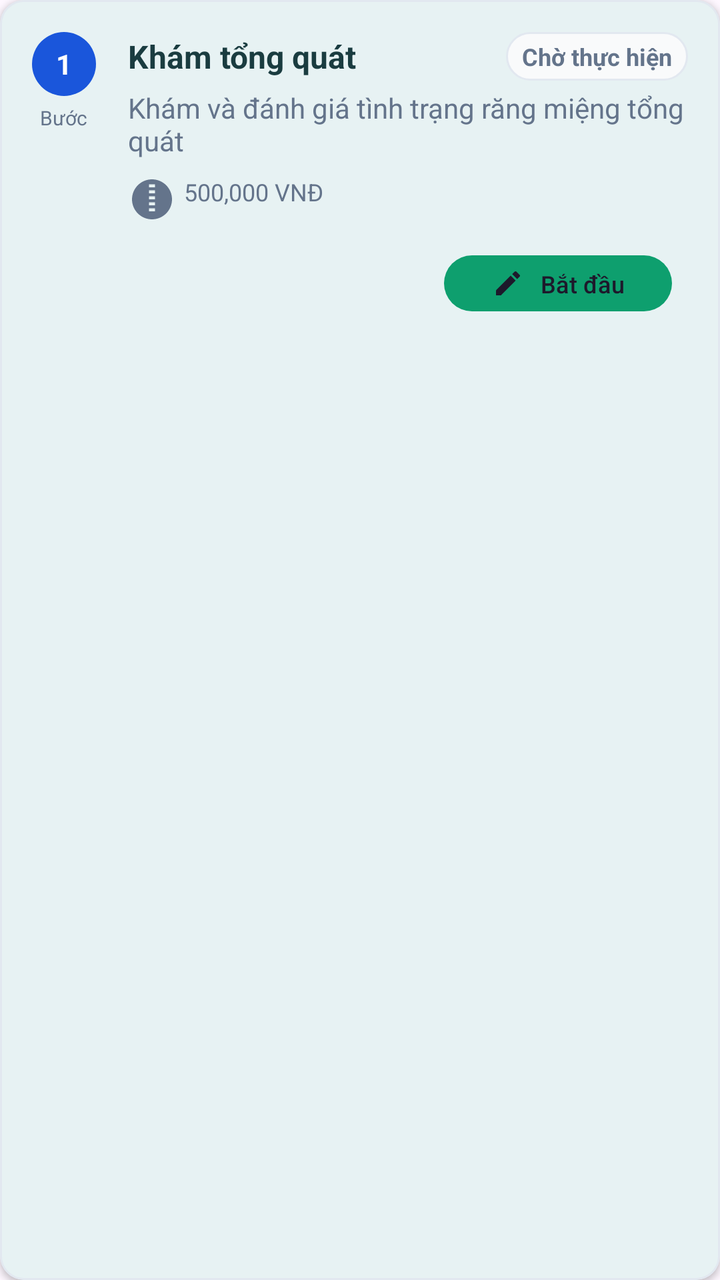
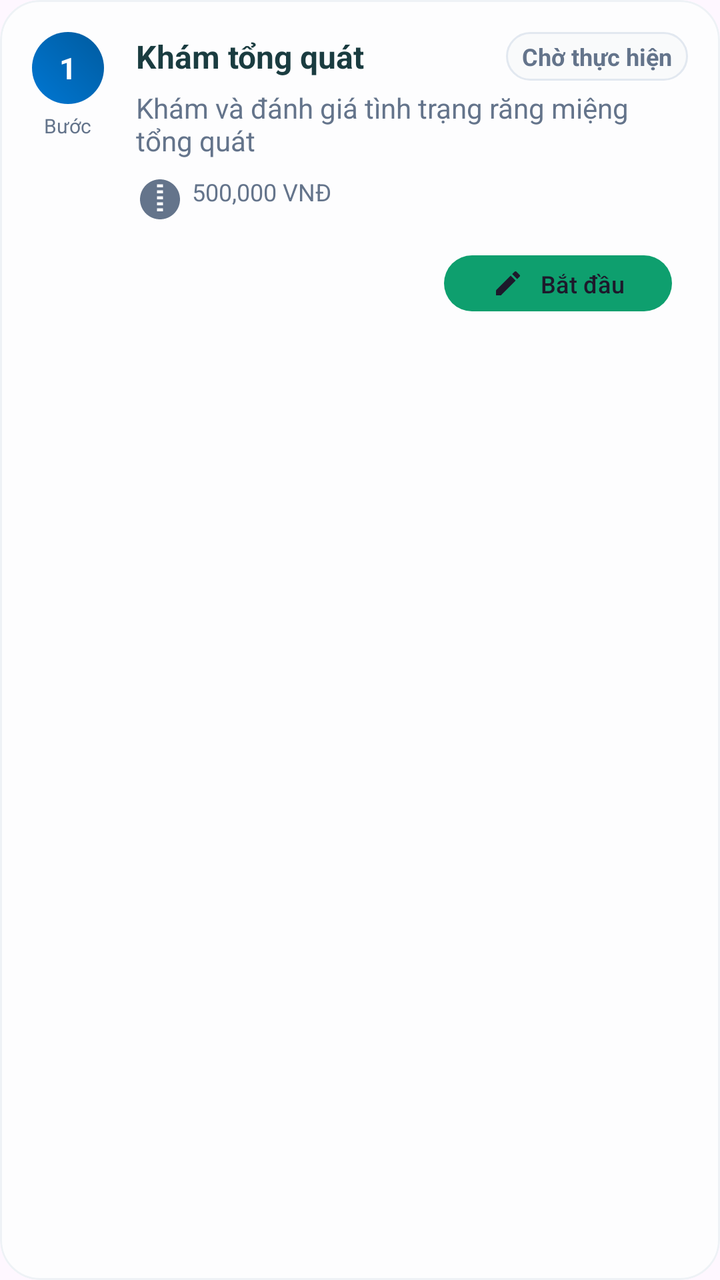

The first picture is an Android layout as it rendered before a commit; the second is the same layout after the commit. The layout source and the unified diff follow.
<!-- AndroidManifest.xml: application theme Theme.Mobile_android -->
<!-- res/layout/item_treatment_step.xml -->
<?xml version="1.0" encoding="utf-8"?>
<com.google.android.material.card.MaterialCardView xmlns:android="http://schemas.android.com/apk/res/android"
    xmlns:app="http://schemas.android.com/apk/res-auto"
    android:id="@+id/cardStep"
    android:layout_width="match_parent"
    android:layout_height="wrap_content"
    android:layout_marginBottom="8dp"
    app:cardCornerRadius="12dp"
    app:cardElevation="2dp"
    app:strokeWidth="1dp"
    app:strokeColor="@color/border_gray">

    <LinearLayout
        android:layout_width="match_parent"
        android:layout_height="wrap_content"
        android:orientation="horizontal"
        android:padding="16dp">

        
        <LinearLayout
            android:layout_width="wrap_content"
            android:layout_height="wrap_content"
            android:orientation="vertical"
            android:gravity="center"
            android:layout_marginEnd="16dp">

            <TextView
                android:id="@+id/tvStepNumber"
                android:layout_width="32dp"
                android:layout_height="32dp"
                android:background="@drawable/circle_background"
                android:backgroundTint="@color/primary_trust_blue"
                android:gravity="center"
                android:text="1"
                android:textColor="@android:color/white"
                android:textSize="14sp"
                android:textStyle="bold" />

            <TextView
                android:layout_width="wrap_content"
                android:layout_height="wrap_content"
                android:text="Bước"
                android:textSize="10sp"
                android:textColor="@color/text_secondary"
                android:layout_marginTop="4dp" />

        </LinearLayout>

        
        <LinearLayout
            android:layout_width="0dp"
            android:layout_height="wrap_content"
            android:layout_weight="1"
            android:orientation="vertical">

            
            <LinearLayout
                android:layout_width="match_parent"
                android:layout_height="wrap_content"
                android:orientation="horizontal"
                android:gravity="center_vertical"
                android:layout_marginBottom="4dp">

                <TextView
                    android:id="@+id/tvServiceName"
                    android:layout_width="0dp"
                    android:layout_height="wrap_content"
                    android:layout_weight="1"
                    android:text="Khám tổng quát"
                    android:textSize="16sp"
                    android:textStyle="bold"
                    android:textColor="@color/text_primary" />

                <TextView
                    android:id="@+id/tvStatus"
                    android:layout_width="wrap_content"
                    android:layout_height="wrap_content"
                    android:background="@drawable/status_badge_background"
                    android:paddingHorizontal="8dp"
                    android:paddingVertical="4dp"
                    android:text="Chờ thực hiện"
                    android:textSize="12sp"
                    android:textStyle="bold"
                    android:textColor="@color/text_secondary" />

            </LinearLayout>

            
            <TextView
                android:id="@+id/tvStepDescription"
                android:layout_width="match_parent"
                android:layout_height="wrap_content"
                android:text="Khám và đánh giá tình trạng răng miệng tổng quát"
                android:textSize="14sp"
                android:textColor="@color/text_secondary"
                android:layout_marginBottom="8dp" />

            
            <LinearLayout
                android:layout_width="match_parent"
                android:layout_height="wrap_content"
                android:orientation="horizontal"
                android:gravity="center_vertical"
                android:layout_marginBottom="12dp">

                
                <TextView
                    android:id="@+id/tvToothNumber"
                    android:layout_width="wrap_content"
                    android:layout_height="wrap_content"
                    android:text="Răng 16"
                    android:textSize="12sp"
                    android:textColor="@color/text_secondary"
                    android:drawableStart="@drawable/ic_tooth"
                    android:drawablePadding="4dp"
                    android:layout_marginEnd="16dp"
                    app:drawableTint="@color/text_secondary"
                    android:visibility="gone" />

                
                <TextView
                    android:id="@+id/tvActualPrice"
                    android:layout_width="wrap_content"
                    android:layout_height="wrap_content"
                    android:text="500,000 VNĐ"
                    android:textSize="12sp"
                    android:textColor="@color/text_secondary"
                    android:drawableStart="@drawable/ic_money"
                    android:drawablePadding="4dp"
                    app:drawableTint="@color/text_secondary" />

            </LinearLayout>

            
            <LinearLayout
                android:layout_width="match_parent"
                android:layout_height="wrap_content"
                android:orientation="horizontal"
                android:gravity="end">

                <com.google.android.material.button.MaterialButton
                    android:id="@+id/btnEdit"
                    style="@style/Widget.Material3.Button.TonalButton"
                    android:layout_width="wrap_content"
                    android:layout_height="36dp"
                    android:text="Bắt đầu"
                    android:textSize="12sp"
                    android:layout_marginEnd="8dp"
                    app:backgroundTint="@color/secondary_calm_teal"
                    app:icon="@drawable/ic_edit"
                    app:iconSize="16dp" />

                <com.google.android.material.button.MaterialButton
                    android:id="@+id/btnComplete"
                    style="@style/Widget.Material3.Button.TonalButton"
                    android:layout_width="wrap_content"
                    android:layout_height="36dp"
                    android:text="Hoàn thành"
                    android:textSize="12sp"
                    app:backgroundTint="@color/success_green"
                    app:icon="@drawable/ic_check"
                    app:iconSize="16dp"
                    android:visibility="gone" />

            </LinearLayout>

        </LinearLayout>

    </LinearLayout>

</com.google.android.material.card.MaterialCardView>
<!-- resources referenced by this layout -->
<resources>
  <color name="border_gray">#E2E8F0</color>
  <color name="primary_trust_blue">#1A56DB</color>
  <color name="secondary_calm_teal">#0E9F6E</color>
  <color name="success_green">#10B981</color>
  <color name="text_primary">#1A3C40</color>
  <color name="text_secondary">#64748B</color>
  <!-- drawable circle_background (drawable) -->
  <?xml version="1.0" encoding="utf-8"?>
  <shape xmlns:android="http://schemas.android.com/apk/res/android"
      android:shape="oval">
      <solid android:color="@color/primary_trust_blue" />
  </shape>
  <!-- drawable ic_check (drawable) -->
  <?xml version="1.0" encoding="utf-8"?>
  <vector xmlns:android="http://schemas.android.com/apk/res/android"
      android:width="24dp"
      android:height="24dp"
      android:viewportWidth="24"
      android:viewportHeight="24">
      <path
          android:fillColor="@android:color/black"
          android:pathData="M9,16.17L4.83,12L3.41,13.41L9,19L21,7L19.59,5.59L9,16.17Z" />
  </vector>
  <!-- drawable ic_edit (drawable) -->
  <?xml version="1.0" encoding="utf-8"?>
  <vector xmlns:android="http://schemas.android.com/apk/res/android"
      android:width="24dp"
      android:height="24dp"
      android:viewportWidth="24"
      android:viewportHeight="24">
      <path
          android:fillColor="@android:color/black"
          android:pathData="M3,17.25V21H6.75L17.81,9.94L14.06,6.19L3,17.25ZM20.71,7.04C21.1,6.65 21.1,6.02 20.71,5.63L18.37,3.29C17.98,2.9 17.35,2.9 16.96,3.29L15.13,5.12L18.88,8.87L20.71,7.04Z" />
  </vector>
  <!-- drawable ic_money (drawable) -->
  <?xml version="1.0" encoding="utf-8"?>
  <vector xmlns:android="http://schemas.android.com/apk/res/android"
      android:width="24dp"
      android:height="24dp"
      android:viewportWidth="24"
      android:viewportHeight="24">
      <path
          android:fillColor="@android:color/black"
          android:pathData="M12,2C6.48,2 2,6.48 2,12C2,17.52 6.48,22 12,22C17.52,22 22,17.52 22,12C22,6.48 17.52,2 12,2ZM13.5,18H10.5V16.5H13.5V18ZM13.5,15H10.5V13.5H13.5V15ZM13.5,12H10.5V10.5H13.5V12ZM13.5,9H10.5V7.5H13.5V9ZM13.5,6H10.5V4.5H13.5V6Z" />
  </vector>
  <!-- drawable ic_tooth (drawable) -->
  <?xml version="1.0" encoding="utf-8"?>
  <vector xmlns:android="http://schemas.android.com/apk/res/android"
      android:width="24dp"
      android:height="24dp"
      android:viewportWidth="24"
      android:viewportHeight="24">
      <path
          android:fillColor="@android:color/black"
          android:pathData="M12,2C10.9,2 10,2.9 10,4V6C10,7.1 10.9,8 12,8C13.1,8 14,7.1 14,6V4C14,2.9 13.1,2 12,2ZM8,6C6.9,6 6,6.9 6,8V12C6,15.3 8.7,18 12,18C15.3,18 18,15.3 18,12V8C18,6.9 17.1,6 16,6H8ZM8,8H16V12C16,14.2 14.2,16 12,16C9.8,16 8,14.2 8,12V8ZM10,10V14H12V10H10ZM14,10V14H16V10H14Z" />
  </vector>
  <!-- drawable status_badge_background (drawable) -->
  <?xml version="1.0" encoding="utf-8"?>
  <shape xmlns:android="http://schemas.android.com/apk/res/android"
      android:shape="rectangle">
      <solid android:color="@color/background_gray" />
      <corners android:radius="12dp" />
      <stroke android:width="1dp" android:color="@color/border_gray" />
  </shape>
  <style name="Theme.Mobile_android" parent="Base.Theme.Toothly" />
  <color name="background_gray">#F9FAFB</color>
  <style name="Base.Theme.Toothly" parent="Theme.Material3.Light.NoActionBar">
          <item name="android:statusBarColor">@color/toothly_pearl</item>
          <item name="android:navigationBarColor">@color/toothly_pearl</item>
          <item name="android:windowLightStatusBar">true</item>
          <item name="colorPrimary">@color/toothly_teal</item>
          <item name="colorSurface">@color/toothly_pearl</item>
      </style>
  <color name="toothly_pearl">#f8fafc</color>
  <color name="toothly_teal">#0d9488</color>
</resources>

<!-- the commit's change to res/layout/item_treatment_step.xml (unified diff, before → after) -->
@@ -4,11 +4,12 @@
     android:id="@+id/cardStep"
     android:layout_width="match_parent"
     android:layout_height="wrap_content"
-    android:layout_marginBottom="8dp"
-    app:cardCornerRadius="12dp"
-    app:cardElevation="2dp"
+    android:layout_marginBottom="12dp"
+    app:cardCornerRadius="20dp"
+    app:cardElevation="0dp"
     app:strokeWidth="1dp"
-    app:strokeColor="@color/border_gray">
+    app:strokeColor="#EEF2F6"
+    app:cardBackgroundColor="#FDFDFE">
 
     <LinearLayout
         android:layout_width="match_parent"
@@ -26,14 +27,13 @@
 
             <TextView
                 android:id="@+id/tvStepNumber"
-                android:layout_width="32dp"
-                android:layout_height="32dp"
-                android:background="@drawable/circle_background"
-                android:backgroundTint="@color/primary_trust_blue"
+                android:layout_width="36dp"
+                android:layout_height="36dp"
+                android:background="@drawable/bg_circle_premium"
                 android:gravity="center"
                 android:text="1"
                 android:textColor="@android:color/white"
-                android:textSize="14sp"
+                android:textSize="15sp"
                 android:textStyle="bold" />
 
             <TextView
<!-- resource entries referenced after the edit -->
@@ -1,16 +1,18 @@
 <!-- resources referenced by this layout -->
 <resources>
   <color name="border_gray">#E2E8F0</color>
-  <color name="primary_trust_blue">#1A56DB</color>
   <color name="secondary_calm_teal">#0E9F6E</color>
   <color name="success_green">#10B981</color>
   <color name="text_primary">#1A3C40</color>
   <color name="text_secondary">#64748B</color>
-  <!-- drawable circle_background (drawable) -->
+  <!-- drawable bg_circle_premium (drawable) -->
   <?xml version="1.0" encoding="utf-8"?>
   <shape xmlns:android="http://schemas.android.com/apk/res/android"
       android:shape="oval">
-      <solid android:color="@color/primary_trust_blue" />
+      <gradient
+          android:startColor="#0077D3"
+          android:endColor="#005B9F"
+          android:angle="45"/>
   </shape>
   <!-- drawable ic_check (drawable) -->
   <?xml version="1.0" encoding="utf-8"?>
